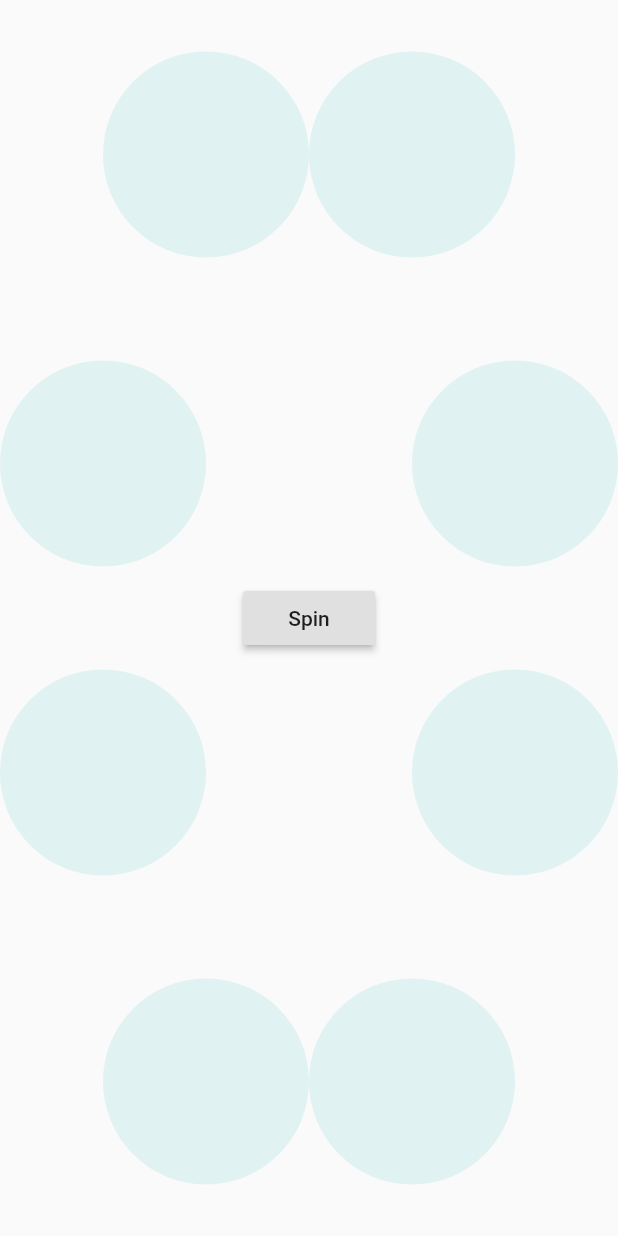
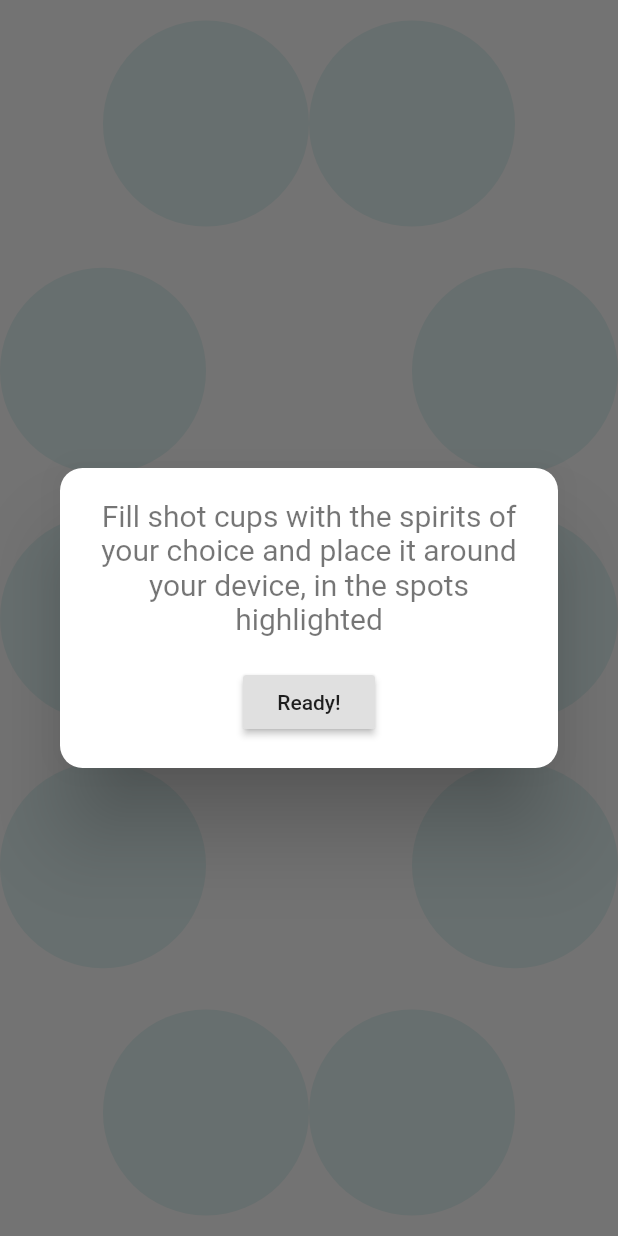
Before and after one commit to Xenon-Labs/shots-roulette, a Flutter app: the GameSetting screen opened directly, after a tap on "Ready to Go!", on a phone screen of 412 x 824 dp. Run offline on Flutter 3.47's test engine with Material 2 defaults, Android fonts, the phone set to English and light mode, and no system bars; our stand-ins replace numberpicker; statements that could not run were skipped.

Commit message:
Version 1.0.0

```diff
--- a/lib/screens/gameSession/gameSession.dart
+++ b/lib/screens/gameSession/gameSession.dart
@@ -1,6 +1,7 @@
+import 'dart:async';
 import 'dart:math';
-
 import 'package:flutter/material.dart';
+import 'package:shots_roulette/sharedWidgets/defaultDialog.dart';
 
 List<String> drinkWords = [
   "DRINK!",
@@ -25,43 +26,64 @@ class GameSession extends StatefulWidget {
 
 class _GameSessionState extends State<GameSession>
     with TickerProviderStateMixin {
-  AnimationController _animationController;
-  bool isPlaying = false;
   var arraySpots;
   int numOfSpotsLeft;
   double height;
   double width;
   int randomCol;
   int randomRow;
+  Color colorFull = Color(0xFFe0f2f1);
+  Color colorEmpty = Colors.white;
+  Random rnd = new Random();
+  bool inProgress = false;
+
+  void init() {
+    numOfSpotsLeft = widget.horizontalShotsNum * 2 + 4;
+    //true = empty
+    //false = spinning
+    //null = full
+    arraySpots = List.generate(widget.horizontalShotsNum + 2, (i) => List(2),
+        growable: false);
+  }
 
   @override
   void initState() {
     super.initState();
-    //TODO: show to do dialog
-    numOfSpotsLeft = widget.horizontalShotsNum * 2 + 2;
-    _animationController =
-        AnimationController(vsync: this, duration: Duration(milliseconds: 300));
-    arraySpots = List.generate(widget.horizontalShotsNum + 2, (i) => List(2),
-        growable: false);
+    init();
   }
 
-  void _handleOnPressed() {
+  void _handleOnPressed() async {
+    inProgress = true;
     if (randomCol != null && randomRow != null) {
       arraySpots[randomRow][randomCol] = false;
     }
+    await rotateColor(rnd.nextInt(5) + 2);
     randomShot();
+    inProgress = false;
+  }
+
+  Future<void> rotateColor(int numberOfTimes) async {
+    for (int times = 0; times < numberOfTimes; times++) {
+      for (int j = 1; j >= 0; j--) {
+        for (int i = j == 1 ? 0 : widget.horizontalShotsNum + 1;
+            j == 1 ? i < widget.horizontalShotsNum + 2 : i >= 0;
+            j == 1 ? i++ : i--) {
+          if (arraySpots[i][j] == null) {
+            setState(() {
+              arraySpots[i][j] = false;
+            });
+            await Future.delayed(const Duration(milliseconds: 70), () {});
 
             setState(() {
-      isPlaying = !isPlaying;
-      isPlaying
-          ? _animationController.forward()
-          : _animationController.reverse();
+              arraySpots[i][j] = null;
             });
+          }
+        }
+      }
+    }
   }
 
   void randomShot() {
-    Random rnd = new Random();
-
     randomCol = rnd.nextInt(2);
     randomRow = rnd.nextInt(widget.horizontalShotsNum + 2);
     if (arraySpots[randomRow][randomCol] != null ||
@@ -75,7 +97,23 @@ class _GameSessionState extends State<GameSession>
     });
     numOfSpotsLeft--;
     if (numOfSpotsLeft == 0) {
-      // TODO: play
+      showDialog<dynamic>(
+          context: context,
+          builder: (BuildContext context) {
+            return DefaultDialog(
+                child: Text(
+                  "Play Again? \n ... or go home",
+                  style: Theme.of(context).textTheme.headline2,
+                  textAlign: TextAlign.center,
+                ),
+                buttonText: "Lets go!",
+                buttonAction: () {
+                  setState(() {
+                    init();
+                  });
+                  Navigator.of(context).pop();
+                });
+          });
     }
   }
 
@@ -94,16 +132,8 @@ class _GameSessionState extends State<GameSession>
     return Row(
       mainAxisAlignment: MainAxisAlignment.spaceBetween,
       children: [
-        first == null
-            ? getFullShot()
-            : first
-                ? drinkShot()
-                : getEmptyShot(),
-        second == null
-            ? getFullShot()
-            : second
-                ? drinkShot()
-                : getEmptyShot()
+        getFullShot(width, height, widget.horizontalShotsNum + 2, first),
+        getFullShot(width, height, widget.horizontalShotsNum + 2, second)
       ],
     );
   }
@@ -112,51 +142,28 @@ class _GameSessionState extends State<GameSession>
     return Row(
       mainAxisAlignment: MainAxisAlignment.center,
       children: [
-        first == null
-            ? getFullShot()
-            : first
-                ? drinkShot()
-                : getEmptyShot(),
-        second == null
-            ? getFullShot()
-            : second
-                ? drinkShot()
-                : getEmptyShot()
+        getFullShot(width, height, widget.horizontalShotsNum + 2, first),
+        getFullShot(width, height, widget.horizontalShotsNum + 2, second)
       ],
     );
   }
 
-  Container getEmptyShot() {
-    return Container(
+  AnimatedContainer getFullShot(
+      double width, double height, int rows, bool value) {
+    return AnimatedContainer(
+        duration: Duration(milliseconds: 70),
         width: width / 3,
-        height: height / (widget.horizontalShotsNum + 2),
-        decoration: BoxDecoration(
-            border: Border.all(color: Color(0xFFe0f2f1)),
-            shape: BoxShape.circle,
-            color: Colors.white));
-  }
-
-  Container drinkShot() {
-    return Container(
-        width: width / 3,
-        height: height / (widget.horizontalShotsNum + 2),
-        child: Center(
+        height: height / rows,
+        child: value != null && value == true
+            ? Center(
                 child: Text(
                 (drinkWords..shuffle()).first,
                 textAlign: TextAlign.center,
-        )),
+              ))
+            : Container(),
         decoration: BoxDecoration(
-            border: Border.all(color: Color(0xFFe0f2f1)),
             shape: BoxShape.circle,
-            color: Colors.white));
-  }
-
-  Container getFullShot() {
-    return Container(
-        width: width / 3,
-        height: height / (widget.horizontalShotsNum + 2),
-        decoration:
-            BoxDecoration(shape: BoxShape.circle, color: Color(0xFFe0f2f1)));
+            color: value == null ? colorFull : colorEmpty));
   }
 
   @override
@@ -171,17 +178,11 @@ class _GameSessionState extends State<GameSession>
           Center(
             child: RaisedButton(
                 child: Text("Spin"),
-              onPressed: () => _handleOnPressed(),
-            ),
+                onPressed: inProgress ? null : _handleOnPressed),
           ),
           Column(
             mainAxisAlignment: MainAxisAlignment.spaceBetween,
             children: getRows(),
-            // children: <Widget>[
-            //   AnimatedIcon(
-            //       icon: AnimatedIcons.arrow_menu, progress: _animationController),
-
-            // ],
           ),
         ],
       )),
--- a/lib/screens/gameSetting/gameSetting.dart
+++ b/lib/screens/gameSetting/gameSetting.dart
@@ -1,5 +1,6 @@
 import 'package:flutter/material.dart';
 import 'package:numberpicker/numberpicker.dart';
+import 'package:shots_roulette/sharedWidgets/defaultDialog.dart';
 import 'package:shots_roulette/sharedWidgets/defaultRaisedButton.dart';
 import 'package:shots_roulette/screens/gameSession/gameSession.dart';
 
@@ -40,11 +41,9 @@ class _GameSettingState extends State<GameSetting> {
             mainAxisAlignment: MainAxisAlignment.center,
             children: <Widget>[
               Text(
-                "Fill shot cups with the spirits of your choice and place "
-                "it around your device. \n \nHow "
-                "many shots cups fit "
-                "on the long side of your device?",
-                style: Theme.of(context).textTheme.display1,
+                "How many cups are you putting on the"
+                " on the long side of your device?",
+                style: Theme.of(context).textTheme.headline2,
                 textAlign: TextAlign.center,
               ),
               Padding(
@@ -52,7 +51,7 @@ class _GameSettingState extends State<GameSetting> {
                   child: NumberPicker.integer(
                     decoration: _decoration,
                     initialValue: _currentIntValue,
-                    minValue: 2,
+                    minValue: 1,
                     maxValue: 9,
                     step: 1,
                     onChanged: (value) =>
@@ -60,11 +59,26 @@ class _GameSettingState extends State<GameSetting> {
                   )),
               DefaultRaisedButton(
                   title: 'Ready to Go!',
-                  onPressed: () => Navigator.push(
-                      context,
-                      MaterialPageRoute(
-                          builder: (context) => GameSession(
-                              horizontalShotsNum: _currentIntValue - 1))))
+                  onPressed: () {
+                    Navigator.push(
+                        context,
+                        MaterialPageRoute(
+                            builder: (context) => GameSession(
+                                horizontalShotsNum: _currentIntValue)));
+                    showDialog<dynamic>(
+                        context: context,
+                        builder: (BuildContext context) {
+                          return DefaultDialog(
+                              child: Text(
+                                "Fill shot cups with the spirits of your choice and place "
+                                "it around your device, in the spots highlighted",
+                                style: Theme.of(context).textTheme.headline2,
+                                textAlign: TextAlign.center,
+                              ),
+                              buttonText: "Ready!",
+                              buttonAction: () => Navigator.of(context).pop());
+                        });
+                  })
             ],
           ),
         ),
--- a/lib/screens/overview/overview.dart
+++ b/lib/screens/overview/overview.dart
@@ -10,6 +10,12 @@ class Overview extends StatelessWidget {
         child: Column(
           mainAxisAlignment: MainAxisAlignment.center,
           children: <Widget>[
+            Text(
+              "SHOTS ROULETTE!",
+              textAlign: TextAlign.center,
+              style: TextStyle(fontSize: 50),
+            ),
+            Padding(padding: EdgeInsets.all(20)),
             DefaultRaisedButton(
               onPressed: () => Navigator.push(context,
                   MaterialPageRoute(builder: (context) => GameSetting())),
--- /dev/null
+++ b/lib/sharedWidgets/defaultDialog.dart
@@ -0,0 +1,33 @@
+import 'package:flutter/material.dart';
+import 'package:shots_roulette/sharedWidgets/defaultRaisedButton.dart';
+
+class DefaultDialog extends StatelessWidget {
+  DefaultDialog({Key key, this.child, this.buttonText, this.buttonAction})
+      : super(key: key);
+
+  final Widget child;
+  final String buttonText;
+  final Function buttonAction;
+  @override
+  Widget build(BuildContext context) {
+    return Dialog(
+      shape: RoundedRectangleBorder(
+        borderRadius: BorderRadius.circular(15),
+      ),
+      child: Container(
+        padding: EdgeInsets.all(20),
+        child: Column(
+          mainAxisSize: MainAxisSize.min,
+          children: [
+            child,
+            Padding(padding: EdgeInsets.all(10)),
+            DefaultRaisedButton(
+              onPressed: buttonAction,
+              title: buttonText,
+            )
+          ],
+        ),
+      ),
+    );
+  }
+}
--- a/lib/themeData.dart
+++ b/lib/themeData.dart
@@ -1,4 +1,4 @@
 import 'package:flutter/material.dart';
 
 final ThemeData themeData =
-    ThemeData(textTheme: const TextTheme(headline4: TextStyle(fontSize: 20)));
+    ThemeData(textTheme: const TextTheme(headline2: TextStyle(fontSize: 20)));
```
Also changed, not shown: lib/main.dart (+2 -85 lines), 21 other files. Lines whose indentation alone changed are shown as unchanged.
